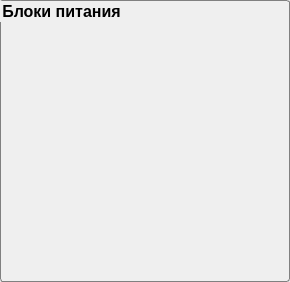
The window that flag_panel.ui (bulkanul/EVO_YFL_1064_GUI_coherent2) describes before a commit, drawn with Qt 5.
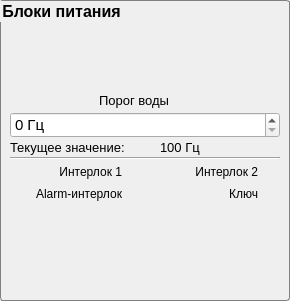
The same window after the commit. Icons and pictures are not drawn.

Commit message: Added divider panel, fixed flag (usr) panel

```diff
--- a/flag_panel.ui
+++ b/flag_panel.ui
@@ -7,7 +7,7 @@
     <x>0</x>
     <y>0</y>
     <width>290</width>
-    <height>282</height>
+    <height>301</height>
    </rect>
   </property>
   <property name="minimumSize">
@@ -26,7 +26,6 @@
    <font>
     <family>Arial</family>
     <pointsize>10</pointsize>
-    <weight>50</weight>
     <italic>false</italic>
     <bold>false</bold>
    </font>
@@ -63,11 +62,13 @@
       <font>
        <family>Arial</family>
        <pointsize>12</pointsize>
-       <weight>75</weight>
        <italic>false</italic>
        <bold>true</bold>
       </font>
      </property>
+     <property name="autoFillBackground">
+      <bool>false</bool>
+     </property>
      <property name="styleSheet">
       <string notr="true">QLabel {
 	font: 10pt 'Arial';
@@ -76,6 +77,395 @@
      <property name="title">
       <string>Блоки питания</string>
      </property>
+     <layout class="QVBoxLayout" name="verticalLayout_4">
+      <property name="spacing">
+       <number>2</number>
+      </property>
+      <property name="leftMargin">
+       <number>0</number>
+      </property>
+      <property name="topMargin">
+       <number>0</number>
+      </property>
+      <property name="rightMargin">
+       <number>0</number>
+      </property>
+      <property name="bottomMargin">
+       <number>0</number>
+      </property>
+      <item>
+       <widget class="QWidget" name="widget" native="true"/>
+      </item>
+      <item>
+       <spacer name="verticalSpacer">
+        <property name="orientation">
+         <enum>Qt::Vertical</enum>
+        </property>
+        <property name="sizeHint" stdset="0">
+         <size>
+          <width>20</width>
+          <height>40</height>
+         </size>
+        </property>
+       </spacer>
+      </item>
+      <item>
+       <layout class="QVBoxLayout" name="verticalLayout_2">
+        <property name="spacing">
+         <number>2</number>
+        </property>
+        <property name="leftMargin">
+         <number>9</number>
+        </property>
+        <property name="topMargin">
+         <number>0</number>
+        </property>
+        <property name="rightMargin">
+         <number>9</number>
+        </property>
+        <property name="bottomMargin">
+         <number>9</number>
+        </property>
+        <item>
+         <layout class="QHBoxLayout" name="horizontalLayout_3">
+          <item>
+           <spacer name="horizontalSpacer">
+            <property name="orientation">
+             <enum>Qt::Horizontal</enum>
+            </property>
+            <property name="sizeHint" stdset="0">
+             <size>
+              <width>40</width>
+              <height>20</height>
+             </size>
+            </property>
+           </spacer>
+          </item>
+          <item>
+           <widget class="QLabel" name="label_2">
+            <property name="sizePolicy">
+             <sizepolicy hsizetype="Maximum" vsizetype="Preferred">
+              <horstretch>0</horstretch>
+              <verstretch>0</verstretch>
+             </sizepolicy>
+            </property>
+            <property name="font">
+             <font>
+              <family>Arial</family>
+              <pointsize>10</pointsize>
+              <italic>false</italic>
+              <bold>false</bold>
+              <underline>false</underline>
+              <strikeout>false</strikeout>
+             </font>
+            </property>
+            <property name="text">
+             <string>Порог воды</string>
+            </property>
+            <property name="alignment">
+             <set>Qt::AlignCenter</set>
+            </property>
+           </widget>
+          </item>
+          <item>
+           <widget class="QLabel" name="l_water_marker">
+            <property name="minimumSize">
+             <size>
+              <width>20</width>
+              <height>20</height>
+             </size>
+            </property>
+            <property name="maximumSize">
+             <size>
+              <width>20</width>
+              <height>20</height>
+             </size>
+            </property>
+            <property name="styleSheet">
+             <string notr="true">QLabel::disabled{
+                                   border-image: url(:/images/images/round_button_indicator_error.png)
+                                  }
+                                  QLabel::enabled{
+                                  border-image: url(:/images/images/round_button_indicator_on_hover.png);
+                                  }</string>
+            </property>
+            <property name="text">
+             <string/>
+            </property>
+           </widget>
+          </item>
+          <item>
+           <spacer name="horizontalSpacer_2">
+            <property name="orientation">
+             <enum>Qt::Horizontal</enum>
+            </property>
+            <property name="sizeHint" stdset="0">
+             <size>
+              <width>40</width>
+              <height>20</height>
+             </size>
+            </property>
+           </spacer>
+          </item>
+         </layout>
+        </item>
+        <item>
+         <layout class="QVBoxLayout" name="verticalLayout_3">
+          <item>
+           <widget class="QDoubleSpinBox" name="dsb_water_thresh">
+            <property name="sizePolicy">
+             <sizepolicy hsizetype="Preferred" vsizetype="Fixed">
+              <horstretch>0</horstretch>
+              <verstretch>0</verstretch>
+             </sizepolicy>
+            </property>
+            <property name="font">
+             <font>
+              <family>Arial</family>
+              <pointsize>11</pointsize>
+             </font>
+            </property>
+            <property name="suffix">
+             <string> Гц</string>
+            </property>
+            <property name="decimals">
+             <number>0</number>
+            </property>
+            <property name="maximum">
+             <double>100.000000000000000</double>
+            </property>
+           </widget>
+          </item>
+          <item>
+           <layout class="QHBoxLayout" name="horizontalLayout_2">
+            <item>
+             <widget class="QLabel" name="label">
+              <property name="font">
+               <font>
+                <family>Arial</family>
+                <pointsize>10</pointsize>
+                <italic>false</italic>
+                <bold>false</bold>
+               </font>
+              </property>
+              <property name="text">
+               <string>Текущее значение:</string>
+              </property>
+             </widget>
+            </item>
+            <item>
+             <widget class="QLabel" name="l_water_thresh">
+              <property name="enabled">
+               <bool>true</bool>
+              </property>
+              <property name="maximumSize">
+               <size>
+                <width>120</width>
+                <height>16777215</height>
+               </size>
+              </property>
+              <property name="font">
+               <font>
+                <family>Arial</family>
+                <pointsize>10</pointsize>
+                <italic>false</italic>
+                <bold>false</bold>
+                <underline>false</underline>
+                <strikeout>false</strikeout>
+               </font>
+              </property>
+              <property name="text">
+               <string>100 Гц</string>
+              </property>
+             </widget>
+            </item>
+           </layout>
+          </item>
+         </layout>
+        </item>
+        <item>
+         <widget class="Line" name="line">
+          <property name="orientation">
+           <enum>Qt::Horizontal</enum>
+          </property>
+         </widget>
+        </item>
+        <item>
+         <layout class="QVBoxLayout" name="verticalLayout_5">
+          <item>
+           <layout class="QHBoxLayout" name="horizontalLayout">
+            <item>
+             <widget class="QLabel" name="label_3">
+              <property name="text">
+               <string>Интерлок 1</string>
+              </property>
+              <property name="alignment">
+               <set>Qt::AlignRight|Qt::AlignTrailing|Qt::AlignVCenter</set>
+              </property>
+             </widget>
+            </item>
+            <item>
+             <widget class="QLabel" name="l_interlock_1">
+              <property name="minimumSize">
+               <size>
+                <width>20</width>
+                <height>20</height>
+               </size>
+              </property>
+              <property name="maximumSize">
+               <size>
+                <width>20</width>
+                <height>20</height>
+               </size>
+              </property>
+              <property name="styleSheet">
+               <string notr="true">QLabel::disabled{
+                                   border-image: url(:/images/images/round_button_indicator_error.png)
+                                  }
+                                  QLabel::enabled{
+                                  border-image: url(:/images/images/round_button_indicator_on_hover.png);
+                                  }</string>
+              </property>
+              <property name="text">
+               <string/>
+              </property>
+             </widget>
+            </item>
+            <item>
+             <widget class="QLabel" name="label_6">
+              <property name="text">
+               <string>Интерлок 2</string>
+              </property>
+              <property name="alignment">
+               <set>Qt::AlignRight|Qt::AlignTrailing|Qt::AlignVCenter</set>
+              </property>
+             </widget>
+            </item>
+            <item>
+             <widget class="QLabel" name="l_interlock_2">
+              <property name="minimumSize">
+               <size>
+                <width>20</width>
+                <height>20</height>
+               </size>
+              </property>
+              <property name="maximumSize">
+               <size>
+                <width>20</width>
+                <height>20</height>
+               </size>
+              </property>
+              <property name="styleSheet">
+               <string notr="true">QLabel::disabled{
+                                   border-image: url(:/images/images/round_button_indicator_error.png)
+                                  }
+                                  QLabel::enabled{
+                                  border-image: url(:/images/images/round_button_indicator_on_hover.png);
+                                  }</string>
+              </property>
+              <property name="text">
+               <string/>
+              </property>
+             </widget>
+            </item>
+           </layout>
+          </item>
+          <item>
+           <layout class="QHBoxLayout" name="horizontalLayout_5">
+            <item>
+             <widget class="QLabel" name="label_8">
+              <property name="text">
+               <string>Alarm-интерлок</string>
+              </property>
+              <property name="alignment">
+               <set>Qt::AlignRight|Qt::AlignTrailing|Qt::AlignVCenter</set>
+              </property>
+             </widget>
+            </item>
+            <item>
+             <widget class="QLabel" name="l_interlock_alarm">
+              <property name="minimumSize">
+               <size>
+                <width>20</width>
+                <height>20</height>
+               </size>
+              </property>
+              <property name="maximumSize">
+               <size>
+                <width>20</width>
+                <height>20</height>
+               </size>
+              </property>
+              <property name="styleSheet">
+               <string notr="true">QLabel::disabled{
+                                   border-image: url(:/images/images/round_button_indicator_error.png)
+                                  }
+                                  QLabel::enabled{
+                                  border-image: url(:/images/images/round_button_indicator_on_hover.png);
+                                  }</string>
+              </property>
+              <property name="text">
+               <string/>
+              </property>
+             </widget>
+            </item>
+            <item>
+             <widget class="QLabel" name="label_10">
+              <property name="text">
+               <string>Ключ</string>
+              </property>
+              <property name="alignment">
+               <set>Qt::AlignRight|Qt::AlignTrailing|Qt::AlignVCenter</set>
+              </property>
+             </widget>
+            </item>
+            <item>
+             <widget class="QLabel" name="l_key">
+              <property name="minimumSize">
+               <size>
+                <width>20</width>
+                <height>20</height>
+               </size>
+              </property>
+              <property name="maximumSize">
+               <size>
+                <width>20</width>
+                <height>20</height>
+               </size>
+              </property>
+              <property name="styleSheet">
+               <string notr="true">QLabel::disabled{
+                                   border-image: url(:/images/images/round_button_indicator_error.png)
+                                  }
+                                  QLabel::enabled{
+                                  border-image: url(:/images/images/round_button_indicator_on_hover.png);
+                                  }</string>
+              </property>
+              <property name="text">
+               <string/>
+              </property>
+             </widget>
+            </item>
+           </layout>
+          </item>
+         </layout>
+        </item>
+       </layout>
+      </item>
+      <item>
+       <spacer name="verticalSpacer_2">
+        <property name="orientation">
+         <enum>Qt::Vertical</enum>
+        </property>
+        <property name="sizeHint" stdset="0">
+         <size>
+          <width>20</width>
+          <height>40</height>
+         </size>
+        </property>
+       </spacer>
+      </item>
+     </layout>
     </widget>
    </item>
   </layout>
```
The commit also changes 14 other files.
